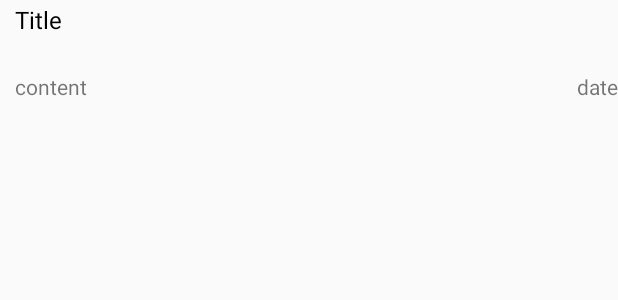
After one commit to ZeroClian/SimpleNews, an Android app: the layout colltect_item.xml on its own in the app's theme, with its tools: preview values and no code run, on a phone screen of 412 x 824 dp. The commit adds this screen. Shown: the top 300 px of the screen. Run offline under Robolectric (Android 15) with nearby library versions, the phone set to English and light mode, and no system bars.

Commit message:
收藏初实现

```diff
--- a/app/build.gradle
+++ b/app/build.gradle
@@ -32,4 +32,5 @@ dependencies {
     compile 'com.android.support:design:26.0.0-alpha1'
     compile 'de.hdodenhof:circleimageview:2.1.0'
     compile 'org.litepal.android:core:1.3.2'
+    compile 'com.android.support:recyclerview-v7:+'
 }
--- a/app/src/main/AndroidManifest.xml
+++ b/app/src/main/AndroidManifest.xml
@@ -23,6 +23,7 @@
         <activity android:name=".Register" />
         <activity android:name=".Infomation" />
         <activity android:name=".Motto" />
+        <activity android:name=".Collection"></activity>
     </application>
 
 </manifest>
--- a/app/src/main/assets/litepal.xml
+++ b/app/src/main/assets/litepal.xml
@@ -1,9 +1,9 @@
 <?xml version="1.0" encoding="utf-8"?>
 <litepal>
     <dbname value="User"></dbname>
-    <version value="2"></version>
+    <version value="3"></version>
     <list>
         <mapping class="com.example.simplenews.gson.User"></mapping>
-        <mapping class="com.example.simplenews.gson.Data"></mapping>
+        <mapping class="com.example.simplenews.gson.Colltects"></mapping>
     </list>
 </litepal>
--- a/app/src/main/java/com/example/simplenews/BrowseNewsActivity.java
+++ b/app/src/main/java/com/example/simplenews/BrowseNewsActivity.java
@@ -14,6 +14,7 @@ import android.webkit.WebSettings;
 import android.webkit.WebView;
 import android.widget.Toast;
 
+import com.example.simplenews.gson.Colltects;
 import com.example.simplenews.gson.Data;
 
 import org.litepal.crud.DataSupport;
@@ -62,6 +63,8 @@ public class BrowseNewsActivity extends AppCompatActivity {
                     ColorStateList colorStateList = ContextCompat.getColorStateList(getApplicationContext(),R.color.colorPrimary);
                     FAB.setBackgroundTintList(colorStateList);
                     num++;
+                    Colltects coll = new Colltects(title,author_name,date,content_url);
+                    coll.save();
                     Toast.makeText(BrowseNewsActivity.this, "已收藏", Toast.LENGTH_SHORT).show();
                 }else {
                     ColorStateList colorStateList = ContextCompat.getColorStateList(getApplicationContext(),R.color.colorAccent);
--- a/app/src/main/java/com/example/simplenews/Index.java
+++ b/app/src/main/java/com/example/simplenews/Index.java
@@ -77,6 +77,8 @@ public class Index extends AppCompatActivity {
                         break;
                     case R.id.nav_mycollection:
                         mDrawerLayout.closeDrawers();
+                        Intent coll = new Intent(Index.this,Collection.class);
+                        startActivity(coll);
                         break;
                     case R.id.nav_news:
                         new AlertDialog.Builder(Index.this).setTitle("通知").setMessage("该功能暂未实现!")
--- /dev/null
+++ b/app/src/main/res/layout/colltect_item.xml
@@ -0,0 +1,47 @@
+<?xml version="1.0" encoding="utf-8"?>
+<LinearLayout xmlns:android="http://schemas.android.com/apk/res/android"
+    android:orientation="vertical"
+    android:layout_width="match_parent"
+    android:layout_height="wrap_content">
+    <LinearLayout
+        android:orientation="vertical"
+        android:layout_width="match_parent"
+        android:layout_height="wrap_content">
+        <TextView
+            android:id="@+id/coll_title"
+            android:text="Title"
+            android:layout_width="wrap_content"
+            android:layout_height="50dp"
+            android:layout_marginTop="2dp"
+            android:layout_marginLeft="10dp"
+            android:textColor="@color/black"
+            android:textSize="16sp"/>
+        <LinearLayout
+            android:orientation="horizontal"
+            android:layout_width="match_parent"
+            android:layout_height="match_parent">
+
+            <TextView
+                android:id="@+id/coll_author_name"
+                android:text="content"
+                android:layout_width="0dp"
+                android:layout_weight="3"
+                android:layout_height="wrap_content"
+                android:layout_marginLeft="10dp"
+                android:layout_marginBottom="4dp"
+                android:layout_gravity="bottom"
+                android:textSize="14dp"/>
+            <TextView
+                android:id="@+id/coll_date"
+                android:text="date"
+                android:layout_width="0dp"
+                android:layout_weight="2"
+                android:layout_height="wrap_content"
+                android:layout_marginBottom="4dp"
+                android:gravity="bottom|end"
+                android:layout_gravity="bottom"
+                android:textSize="14dp"/>
+
+        </LinearLayout>
+    </LinearLayout>
+</LinearLayout>
```
Also changed, not shown: app/src/main/java/com/example/simplenews/Collection.java (added, +56 -0 lines), app/src/main/java/com/example/simplenews/gson/Colltects.java (added, +56 -0 lines), app/src/main/java/com/example/simplenews/util/CollAdapter.java (added, +74 -0 lines), app/src/main/res/layout/activity_collection.xml (added, +32 -0 lines).
